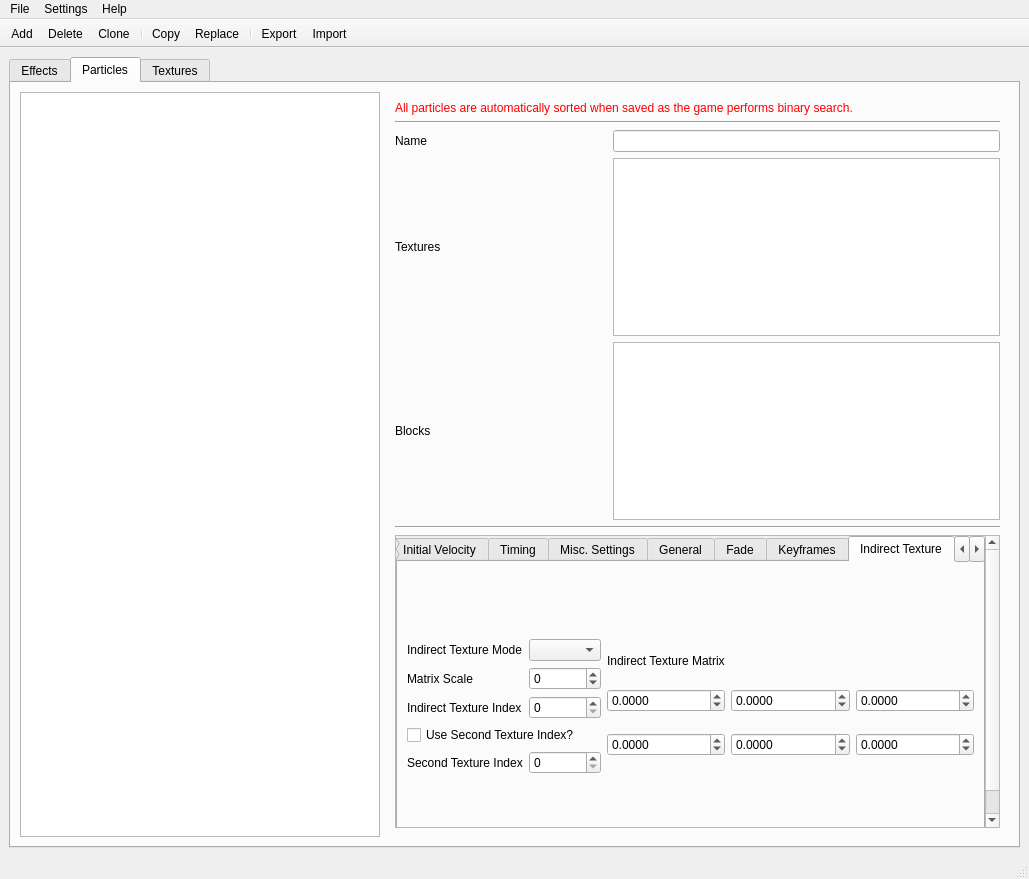
This is ui/main.ui in AwesomeTMC/pygapa as Qt 5 draws it before an edit. The edited form follows.
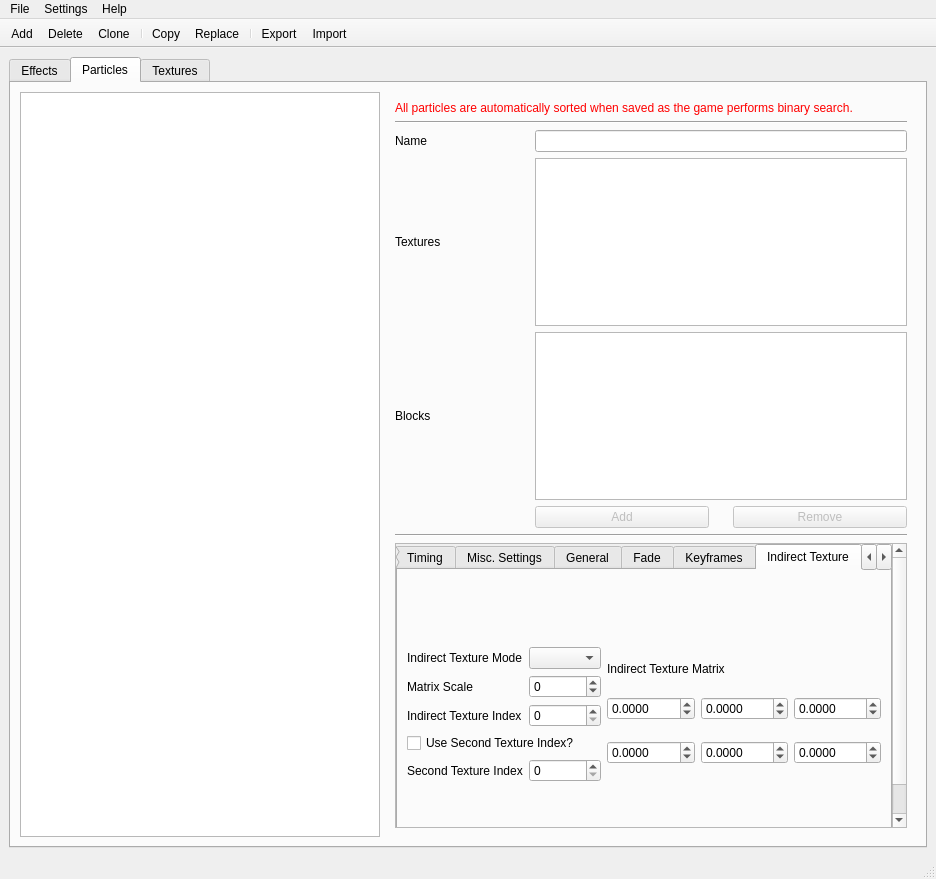
This is the edited form. The open tabs and pages were chosen to show the change. Icons and pictures are not drawn.

```diff
--- a/ui/main.ui
+++ b/ui/main.ui
@@ -6,7 +6,7 @@
    <rect>
     <x>0</x>
     <y>0</y>
-    <width>1029</width>
+    <width>921</width>
     <height>879</height>
    </rect>
   </property>
@@ -728,7 +728,7 @@
           <property name="locale">
            <locale language="English" country="UnitedStates"/>
           </property>
-          <layout class="QGridLayout" name="gridLayout_7">
+          <layout class="QGridLayout" name="gridLayout_7" rowstretch="3,3,0,0,2,0">
            <item row="4" column="0">
             <widget class="QScrollArea" name="scrollArea">
              <property name="sizePolicy">
@@ -756,8 +756,8 @@
               <property name="geometry">
                <rect>
                 <x>0</x>
-                <y>-52</y>
-                <width>584</width>
+                <y>-2</y>
+                <width>476</width>
                 <height>304</height>
                </rect>
               </property>
@@ -5250,14 +5250,41 @@
             </widget>
            </item>
            <item row="0" column="0">
-            <layout class="QGridLayout" name="gridLayout_5" rowstretch="0,0,0,0,0" columnstretch="1,2">
+            <layout class="QGridLayout" name="gridLayout_5" rowstretch="0,0,0,0,0,0" columnstretch="2,3,3">
              <property name="horizontalSpacing">
               <number>24</number>
              </property>
              <property name="verticalSpacing">
               <number>6</number>
              </property>
-             <item row="4" column="1">
+             <item row="5" column="1">
+              <widget class="QPushButton" name="btnAddBlock">
+               <property name="enabled">
+                <bool>false</bool>
+               </property>
+               <property name="text">
+                <string>Add</string>
+               </property>
+              </widget>
+             </item>
+             <item row="2" column="1" colspan="2">
+              <widget class="QLineEdit" name="textParticleName">
+               <property name="locale">
+                <locale language="English" country="UnitedStates"/>
+               </property>
+              </widget>
+             </item>
+             <item row="4" column="0">
+              <widget class="QLabel" name="labelParticleBlocks">
+               <property name="locale">
+                <locale language="English" country="UnitedStates"/>
+               </property>
+               <property name="text">
+                <string>Blocks</string>
+               </property>
+              </widget>
+             </item>
+             <item row="4" column="1" colspan="2">
               <widget class="QTreeWidget" name="treeParticleBlocks">
                <property name="locale">
                 <locale language="English" country="UnitedStates"/>
@@ -5272,24 +5299,44 @@
                </column>
               </widget>
              </item>
-             <item row="2" column="1">
-              <widget class="QLineEdit" name="textParticleName">
+             <item row="3" column="0">
+              <widget class="QLabel" name="labelParticleTextures">
                <property name="locale">
                 <locale language="English" country="UnitedStates"/>
                </property>
+               <property name="text">
+                <string>Textures</string>
+               </property>
               </widget>
              </item>
-             <item row="2" column="0">
-              <widget class="QLabel" name="labelParticleName">
+             <item row="5" column="2">
+              <widget class="QPushButton" name="btnRemoveBlock">
+               <property name="enabled">
+                <bool>false</bool>
+               </property>
+               <property name="text">
+                <string>Remove</string>
+               </property>
+              </widget>
+             </item>
+             <item row="1" column="0" colspan="3">
+              <widget class="Line" name="line">
                <property name="locale">
                 <locale language="English" country="UnitedStates"/>
                </property>
-               <property name="text">
-                <string>Name</string>
+               <property name="orientation">
+                <enum>Qt::Horizontal</enum>
                </property>
               </widget>
              </item>
-             <item row="0" column="0" colspan="2">
+             <item row="3" column="1" colspan="2">
+              <widget class="QPlainTextEdit" name="textParticleTextures">
+               <property name="locale">
+                <locale language="English" country="UnitedStates"/>
+               </property>
+              </widget>
+             </item>
+             <item row="0" column="0" colspan="3">
               <widget class="QLabel" name="labelParticleInfo">
                <property name="palette">
                 <palette>
@@ -5336,40 +5383,13 @@
                </property>
               </widget>
              </item>
-             <item row="3" column="1">
-              <widget class="QPlainTextEdit" name="textParticleTextures">
+             <item row="2" column="0">
+              <widget class="QLabel" name="labelParticleName">
                <property name="locale">
                 <locale language="English" country="UnitedStates"/>
                </property>
-              </widget>
-             </item>
-             <item row="1" column="0" colspan="2">
-              <widget class="Line" name="line">
-               <property name="locale">
-                <locale language="English" country="UnitedStates"/>
-               </property>
-               <property name="orientation">
-                <enum>Qt::Horizontal</enum>
-               </property>
-              </widget>
-             </item>
-             <item row="4" column="0">
-              <widget class="QLabel" name="labelParticleBlocks">
-               <property name="locale">
-                <locale language="English" country="UnitedStates"/>
-               </property>
                <property name="text">
-                <string>Blocks</string>
-               </property>
-              </widget>
-             </item>
-             <item row="3" column="0">
-              <widget class="QLabel" name="labelParticleTextures">
-               <property name="locale">
-                <locale language="English" country="UnitedStates"/>
-               </property>
-               <property name="text">
-                <string>Textures</string>
+                <string>Name</string>
                </property>
               </widget>
              </item>
@@ -5409,7 +5429,7 @@
     <rect>
      <x>0</x>
      <y>0</y>
-     <width>1029</width>
+     <width>921</width>
      <height>22</height>
     </rect>
    </property>
```
